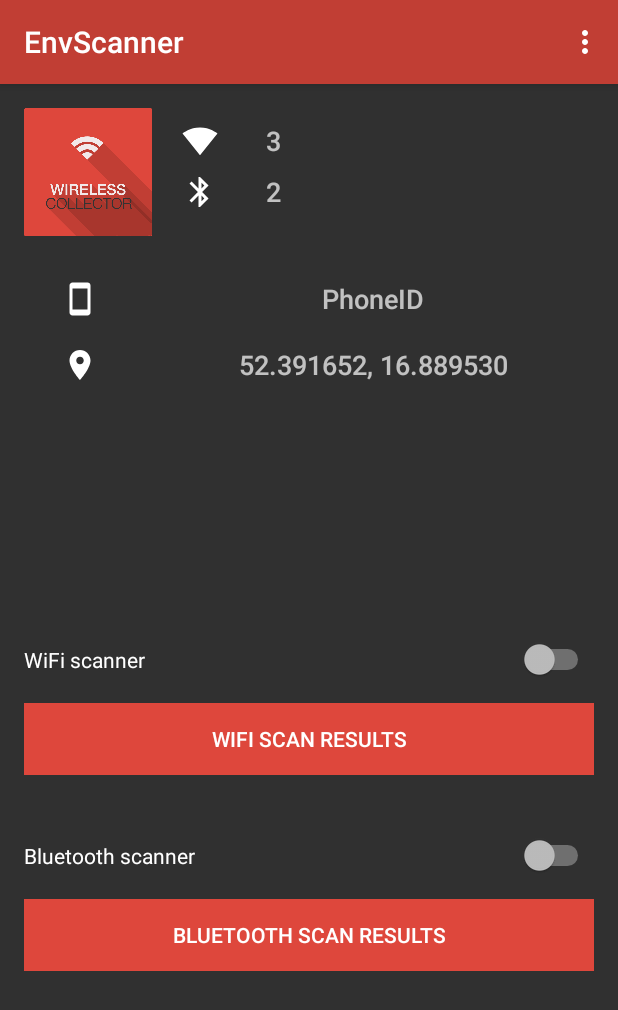
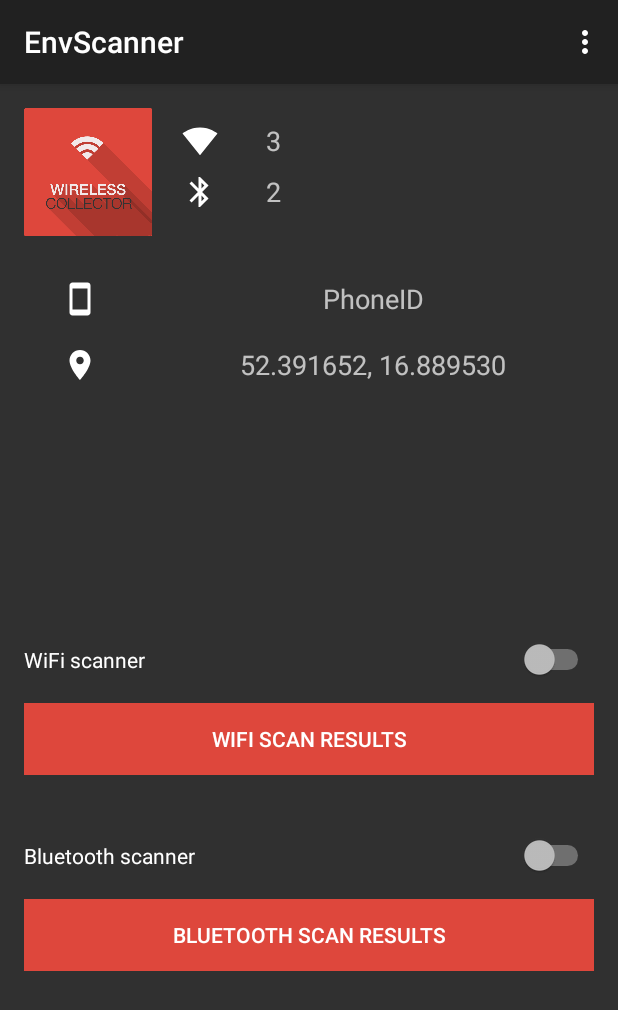
Before and after one commit to bojakowsky/WirelessScannerProject, an Android app: the screen it shows after launch (MainActivity), on a phone screen of 412 x 824 dp. Shown: the top 1010 px of the screen. Run offline under Robolectric (Android 15) with nearby library versions, the phone set to English and light mode, and no system bars.

Commit message:
Theme fix

```diff
--- a/EnvScanner/app/src/main/res/values/styles.xml
+++ b/EnvScanner/app/src/main/res/values/styles.xml
@@ -1,7 +1,7 @@
 <resources>
 
     <!-- Base application theme. -->
-    <style name="AppTheme" parent="Base.ThemeOverlay.AppCompat.Dark">
+    <style name="AppTheme" parent="@android:style/Theme.Material">
         <!-- Customize your theme here. -->
         <item name="colorControlActivated">@color/colorPrimary</item>
         <item name="colorPrimaryDark">@color/colorPrimaryDark</item>
```
